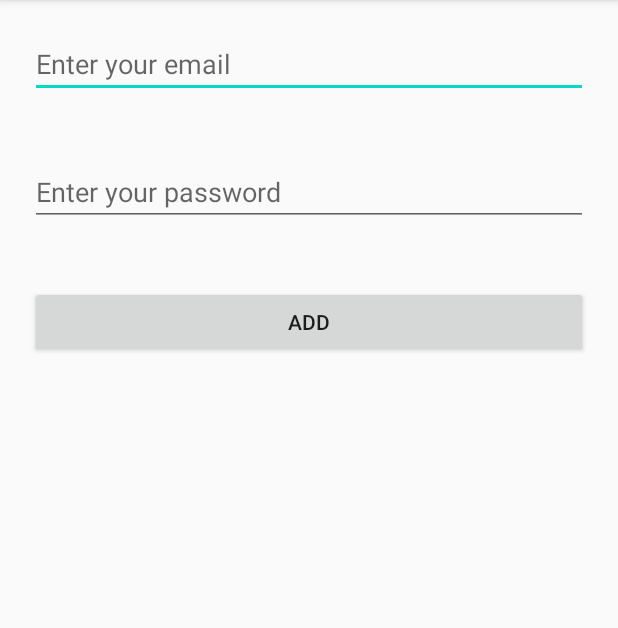
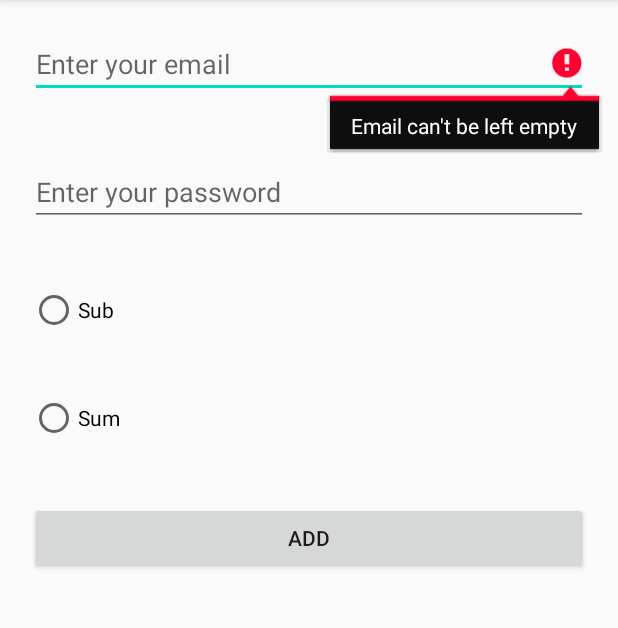
Before and after one commit to kiranojhanp/relative_layout_practice, an Android app: the screen it shows after launch (LoginActivity), after a tap on "ADD", on a phone screen of 412 x 824 dp, the part 84-712 px from its top. Run offline under Robolectric (Android 15) with nearby library versions, the phone set to English and light mode, and no system bars.

Commit message:
Radio button assigned

```diff
--- a/app/src/main/java/com/example/gharmarket/LoginActivity.java
+++ b/app/src/main/java/com/example/gharmarket/LoginActivity.java
@@ -3,14 +3,23 @@ package com.example.gharmarket;
 import androidx.appcompat.app.AppCompatActivity;
 
 import android.os.Bundle;
+import android.text.TextUtils;
+import android.util.Patterns;
 import android.view.View;
 import android.widget.Button;
 import android.widget.EditText;
+import android.widget.RadioButton;
 import android.widget.Toast;
 
+import java.util.regex.Matcher;
+import java.util.regex.Pattern;
+
+import static android.util.Patterns.*;
+
 public class LoginActivity extends AppCompatActivity {
-    private EditText etFirst, etSecond;
-    private Button btnAdd;
+    private EditText email, password;
+    private Button btnLogin;
+//    private RadioButton rdoSum, rdoSub;
 
     @Override
     protected void onCreate(Bundle savedInstanceState) {
@@ -21,19 +30,75 @@ public class LoginActivity extends AppCompatActivity {
         setListener();
     }
 
-    private void setupUI(){
-        etFirst = findViewById(R.id.email);
-        etSecond = findViewById(R.id.password);
-        btnAdd = findViewById(R.id.btnAdd);
+    private void setupUI() {
+        email = findViewById(R.id.email);
+        password = findViewById(R.id.password);
+        btnLogin = findViewById(R.id.btnAdd);
+//        rdoSum = findViewById(R.id.sum);
+//        rdoSub = findViewById(R.id.sub);
     }
 
     private void setListener() {
-        btnAdd.setOnClickListener(new View.OnClickListener() {
+        btnLogin.setOnClickListener(new View.OnClickListener() {
             @Override
             public void onClick(View v) {
-                int res = Integer.parseInt(etFirst.getText().toString()) + Integer.parseInt(etSecond.getText().toString());
-                Toast.makeText(LoginActivity.this, "The sum is " + res, Toast.LENGTH_LONG).show();
+                if (isValid()) {
+                    String emailTxt = email.getText().toString();
+                    String passwordTxt = password.getText().toString();
+                    String res = emailTxt + passwordTxt;
+//                    if (rdoSum.isChecked()){
+//                        Toast.makeText(LoginActivity.this, "Sum ", Toast.LENGTH_LONG).show();
+//                    } else {
+//                        Toast.makeText(LoginActivity.this, "Subtraction" , Toast.LENGTH_LONG).show();
+//                    }
+                    // Toast.makeText(context, text, duration).show()
+                    Toast.makeText(LoginActivity.this, "The sum is " + res, Toast.LENGTH_LONG).show();
+                }
             }
         });
     }
+
+
+    private boolean isValid() {
+        boolean flag = true;
+        if (TextUtils.isEmpty(email.getText().toString())) {
+            email.setError("Email can't be left empty");
+            email.requestFocus();
+            flag = false;
+        } else if (TextUtils.isEmpty(password.getText().toString())) {
+            password.setError("Password can't be left empty");
+            password.requestFocus();
+            flag = false;
+        } else if (!isEmail(email.getText().toString())) {
+            email.setError("Email isn't valid");
+            email.requestFocus();
+            flag = false;
+        }
+        else if(!isPasswordValid(password.getText().toString())){
+            password.setError("Password isn't valid");
+            password.requestFocus();
+            flag = false;
+        }
+        return flag;
+    }
+
+    private boolean isEmail(String email) {
+        String regex = "^[\\w-_\\.+]*[\\w-_\\.]\\@([\\w]+\\.)+[\\w]+[\\w]$";
+        return email.matches(regex);
+    }
+
+    private boolean isPasswordValid(String password){
+//                 ^                # start-of-string
+//                (?=.*[0-9])       # a digit must occur at least once
+//                (?=.*[a-z])       # a lower case letter must occur at least once
+//                (?=.*[A-Z])       # an upper case letter must occur at least once
+//                (?=.*[@#$%^&+=])  # a special character must occur at least once
+//                (?=\S+$)          # no whitespace allowed in the entire string
+//                .{8,}             # anything, at least eight places though
+//                 $                # end-of-string
+
+        String regex = "^(?=.*[0-9])(?=.*[a-z])(?=.*[A-Z])(?=.*[@#$%^&+=])(?=\\S+$).{8,}$";
+        return password.matches(regex);
+    }
+
 }
--- a/app/src/main/res/layout/activity_login.xml
+++ b/app/src/main/res/layout/activity_login.xml
@@ -21,6 +21,25 @@
         android:layout_margin="20dp"
         android:hint="@string/enter_your_password" />
 
+    <RadioGroup
+        android:layout_width="match_parent"
+        android:layout_height="wrap_content">
+
+        <RadioButton
+            android:id="@+id/sub"
+            android:layout_width="match_parent"
+            android:layout_height="wrap_content"
+            android:layout_margin="20dp"
+            android:text="Sub" />
+
+        <RadioButton
+            android:id="@+id/sum"
+            android:layout_width="match_parent"
+            android:layout_height="wrap_content"
+            android:layout_margin="20dp"
+            android:text="Sum" />
+    </RadioGroup>
+
     <Button
         android:id="@+id/btnAdd"
         android:layout_width="match_parent"
```
